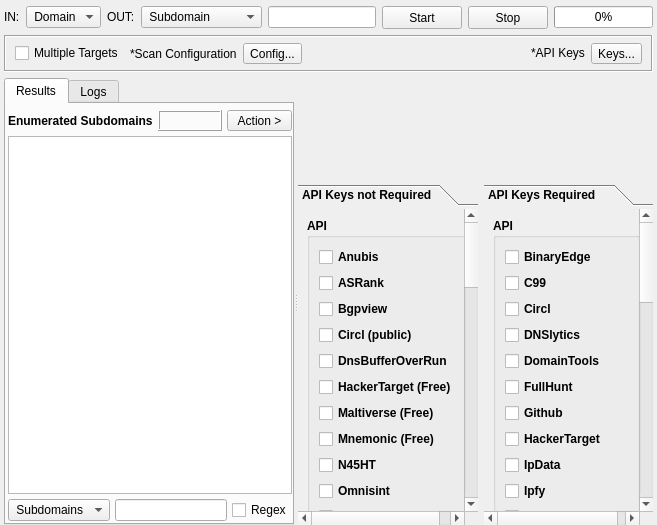
The window that sub3suite/src/engines/osint/Osint.ui (3nock/OTE) describes before a commit, drawn with Qt 5.
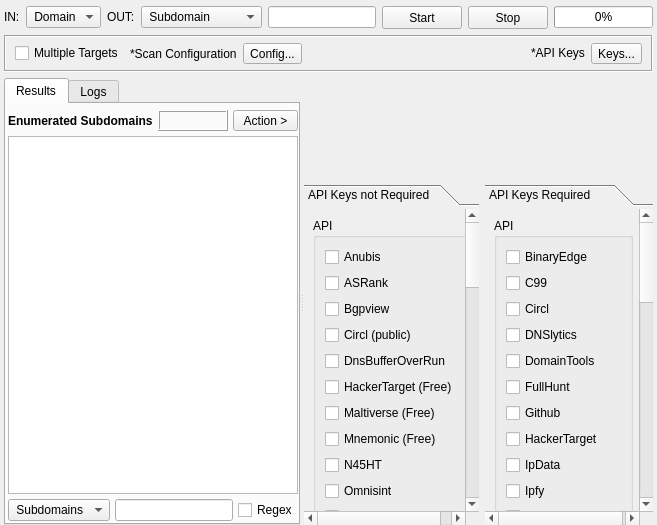
The same window after the commit. Custom widgets are drawn as their Qt base class.

What changed in the file:
```diff
--- a/sub3suite/src/engines/osint/Osint.ui
+++ b/sub3suite/src/engines/osint/Osint.ui
@@ -716,9 +716,9 @@
            </property>
            <property name="font">
             <font>
-             <weight>75</weight>
+             <weight>50</weight>
              <italic>false</italic>
-             <bold>true</bold>
+             <bold>false</bold>
             </font>
            </property>
            <property name="frameShape">
@@ -735,7 +735,7 @@
              <rect>
               <x>0</x>
               <y>0</y>
-              <width>177</width>
+              <width>160</width>
               <height>1126</height>
              </rect>
             </property>
@@ -1108,9 +1108,9 @@
            </property>
            <property name="font">
             <font>
-             <weight>75</weight>
+             <weight>50</weight>
              <italic>false</italic>
-             <bold>true</bold>
+             <bold>false</bold>
             </font>
            </property>
            <property name="currentIndex">
@@ -1123,8 +1123,8 @@
             <property name="geometry">
              <rect>
               <x>0</x>
-              <y>-148</y>
-              <width>158</width>
+              <y>0</y>
+              <width>143</width>
               <height>922</height>
              </rect>
             </property>
```
